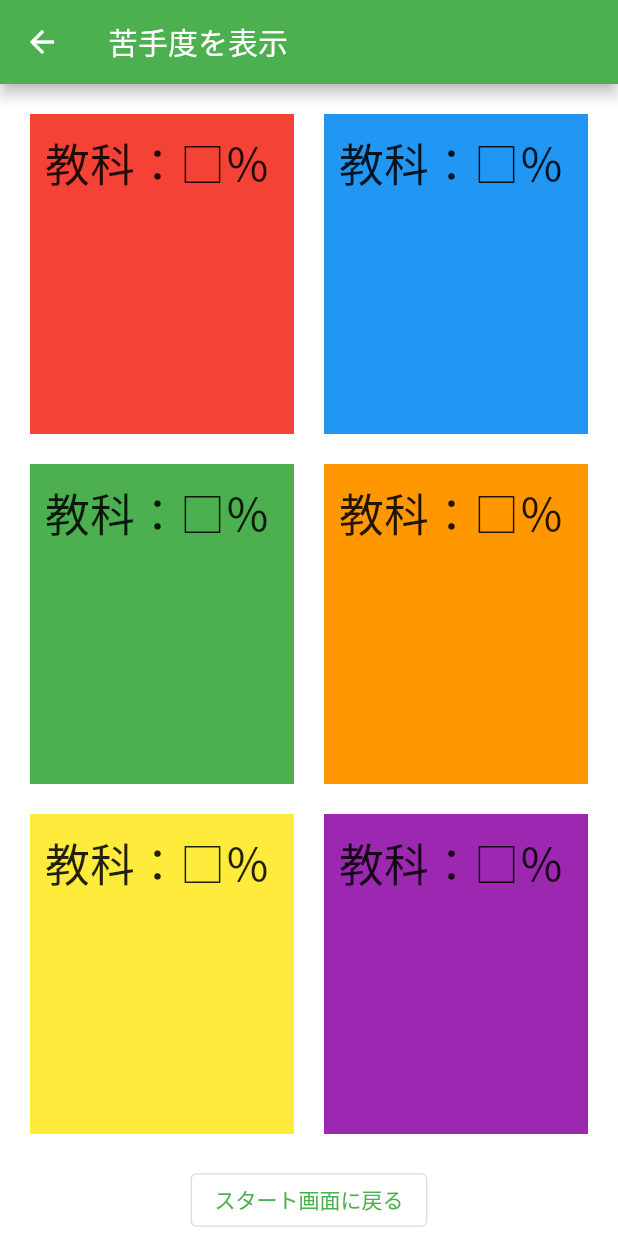
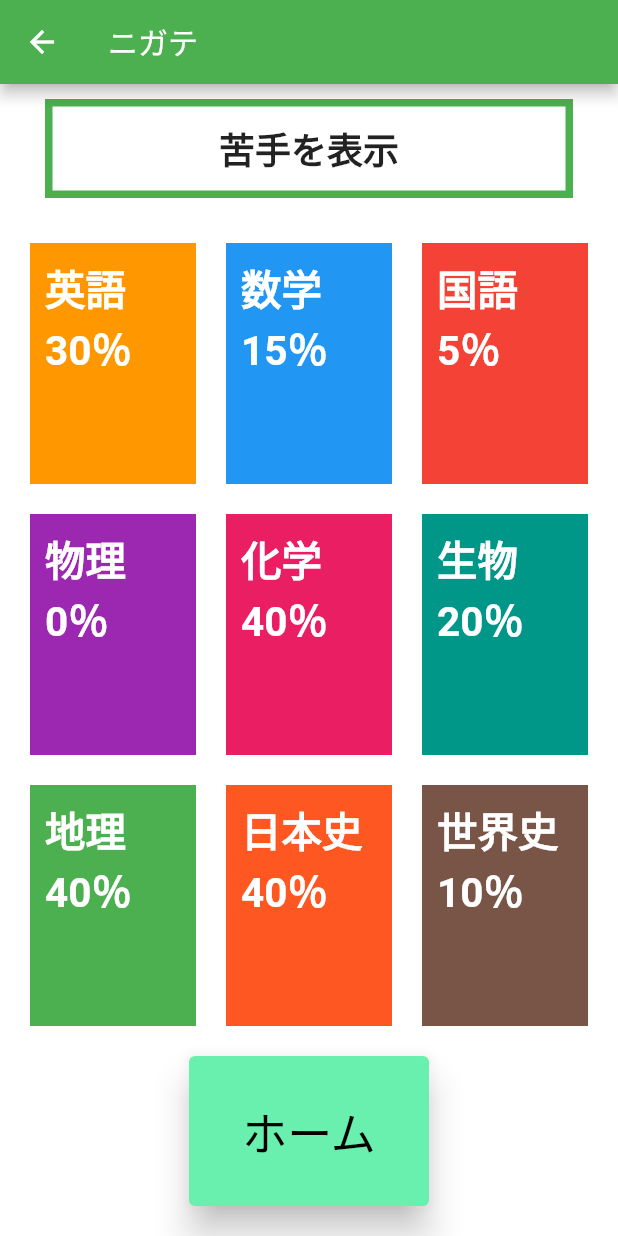
Before and after one commit to tomoohba/benesse, a Flutter app: the NotGoodAtPage screen opened by its route, on a phone screen of 412 x 824 dp. Run offline on Flutter 3.47's test engine with Material 2 defaults, Android fonts, the light colour scheme and no system bars; missing offline and left inert: dart:ffi.

Commit message:
ニガテの項目を更新

```diff
--- a/lib/notgoodat.dart
+++ b/lib/notgoodat.dart
@@ -4,15 +4,6 @@ import 'package:flutter/material.dart';
 
 class NotGoodAtPage extends StatefulWidget {
   const NotGoodAtPage({super.key});
-
-  // This widget is the home page of your application. It is stateful, meaning
-  // that it has a State object (defined below) that contains fields that affect
-  // how it looks.
-
-  // This class is the configuration for the state. It holds the values (in this
-  // case the title) provided by the parent (in this case the App widget) and
-  // used by the build method of the State. Fields in a Widget subclass are
-  // always marked "final".
 
 
   @override
@@ -27,13 +18,29 @@ class _NotGoodAtPageState extends State<NotGoodAtPage> {
 
      return Scaffold(
       appBar: AppBar(
-        title: const Text('苦手度を表示'),
+        title: const Text('ニガテ'),
       ),
       backgroundColor: Colors.white,
       body: Padding(
         padding: const EdgeInsets.symmetric(horizontal: 20),
         child: Column(
           children: [
+            Container(
+              padding: const EdgeInsets.all(10),
+              margin: const EdgeInsets.all(10),
+              decoration: BoxDecoration(
+                border: Border.all(color: Colors.green, width: 5),
+              ),
+              alignment: Alignment.center,
+              //adding: const EdgeInsets.all(20),
+              child: const Text(
+                '苦手を表示',
+                style: TextStyle(
+                  fontSize: 24,
+                  fontWeight: FontWeight.bold,
+                ),
+              ),
+            ),
             SizedBox(height: 20),
             Expanded(
               child: Row(
@@ -42,12 +49,15 @@ class _NotGoodAtPageState extends State<NotGoodAtPage> {
                 children: [
                   Expanded(
                     child: Container(
-                      color: Colors.red,
+                      color: Colors.orange[500],
                       padding: const EdgeInsets.all(10),
                       child: const Text(
-                        '教科：□％',
+                        '英語 30％',
                         style: TextStyle(
-                          fontSize: 30,
+                          fontSize: 27,
+                          color: Colors.white,
+                          fontWeight: FontWeight.bold,
+
                         ),
                       ),
                     ),
@@ -55,12 +65,29 @@ class _NotGoodAtPageState extends State<NotGoodAtPage> {
                   SizedBox(width: 20),
                   Expanded(
                     child: Container(
-                      color: Colors.blue,
+                      color: Colors.blue[500],
                       padding: const EdgeInsets.all(10),
                       child: const Text(
-                        '教科：□％',
+                        '数学 15％',
                         style: TextStyle(
-                          fontSize: 30,
+                          fontSize: 27,
+                          color: Colors.white,
+                          fontWeight: FontWeight.bold,
+                        ),
+                      ),
+                    ),
+                  ),
+                  SizedBox(width: 20),
+                  Expanded(
+                    child: Container(
+                      color: Colors.red[500],
+                      padding: const EdgeInsets.all(10),
+                      child: const Text(
+                        '国語 5％',
+                        style: TextStyle(
+                          fontSize: 27,
+                          color: Colors.white,
+                          fontWeight: FontWeight.bold,
                         ),
                       ),
                     ),
@@ -76,12 +103,14 @@ class _NotGoodAtPageState extends State<NotGoodAtPage> {
                 children: [
                   Expanded(
                     child: Container(
-                      color: Colors.green,
+                     color: Colors.purple[500],
                       padding: const EdgeInsets.all(10),
                       child: const Text(
-                        '教科：□％',
+                        '物理 0％',
                         style: TextStyle(
-                          fontSize: 30,
+                          fontSize: 27,
+                          color: Colors.white,
+                          fontWeight: FontWeight.bold,
                         ),
                       ),
                     ),
@@ -89,12 +118,29 @@ class _NotGoodAtPageState extends State<NotGoodAtPage> {
                   SizedBox(width: 20),
                   Expanded(
                     child: Container(
-                      color: Colors.orange,
+                      color:  Colors.pink[500],
                       padding: const EdgeInsets.all(10),
                       child: const Text(
-                        '教科：□％',
+                        '化学 40％',
                         style: TextStyle(
-                          fontSize: 30,
+                          fontSize: 27,
+                          color: Colors.white,
+                          fontWeight: FontWeight.bold,
+                        ),
+                      ),
+                    ),
+                  ),
+                  SizedBox(width: 20),
+                  Expanded(
+                    child: Container(
+                      color: Colors.teal[500],
+                      padding: const EdgeInsets.all(10),
+                      child: const Text(
+                        '生物 20％',
+                        style: TextStyle(
+                          fontSize: 27,
+                          color: Colors.white,
+                          fontWeight: FontWeight.bold,
                         ),
                       ),
                     ),
@@ -110,12 +156,14 @@ class _NotGoodAtPageState extends State<NotGoodAtPage> {
                 children: [
                   Expanded(
                     child: Container(
-                      color: Colors.yellow,
+                      color:Colors.green[500],
                       padding: const EdgeInsets.all(10),
                       child: const Text(
-                        '教科：□％',
+                        '地理 40％',
                         style: TextStyle(
-                          fontSize: 30,
+                          fontSize: 27,
+                          color: Colors.white,
+                          fontWeight: FontWeight.bold,
                         ),
                       ),
                     ),
@@ -123,12 +171,29 @@ class _NotGoodAtPageState extends State<NotGoodAtPage> {
                   SizedBox(width: 20),
                   Expanded(
                     child: Container(
-                      color: Colors.purple,
+                      color: Colors.deepOrange[500],
                       padding: const EdgeInsets.all(10),
                       child: const Text(
-                        '教科：□％',
+                        '日本史 40％',
                         style: TextStyle(
-                          fontSize: 30,
+                          fontSize: 27,
+                          color: Colors.white,
+                          fontWeight: FontWeight.bold,
+                        ),
+                      ),
+                    ),
+                  ),
+                  SizedBox(width: 20),
+                  Expanded(
+                    child: Container(
+                      color: Colors.brown[500],
+                      padding: const EdgeInsets.all(10),
+                      child: const Text(
+                        '世界史 10％',
+                        style: TextStyle(
+                          fontSize: 27,
+                          color: Colors.white,
+                          fontWeight: FontWeight.bold,
                         ),
                       ),
                     ),
@@ -137,10 +202,23 @@ class _NotGoodAtPageState extends State<NotGoodAtPage> {
               ),
             ),
             SizedBox(height: 20),
-            OutlinedButton(
-              onPressed: () {},
-              child: const Text('スタート画面に戻る'),
+            ElevatedButton(
+              child: const Text(
+                'ホーム',
+                style: TextStyle(
+                  color: Colors.black,
+                  fontSize: 30,
+                ),
+              ),
+              style: ElevatedButton.styleFrom(
+                fixedSize: Size(160, 100),
+                elevation: 10,
+                primary: Colors.greenAccent,
+                onPrimary: Colors.green[900],
+              ),
+              onPressed: () {Navigator.of(context).pushNamed("/home");},
             ),
+            SizedBox(height: 20),
           ],
         ),
       ),
```
